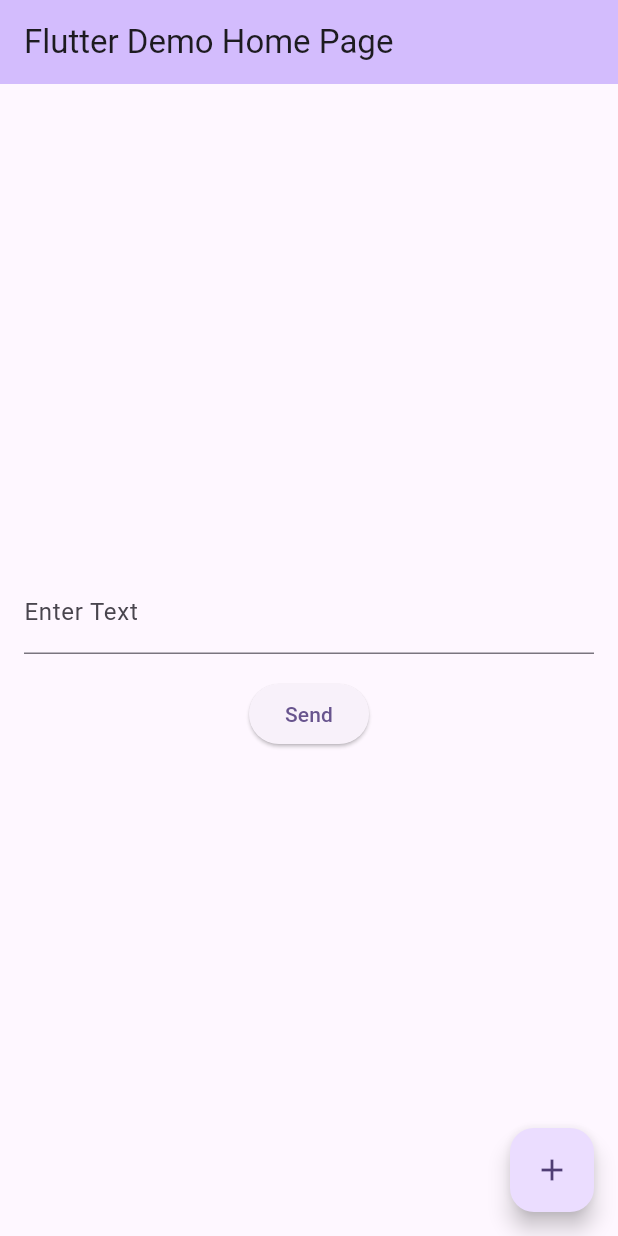
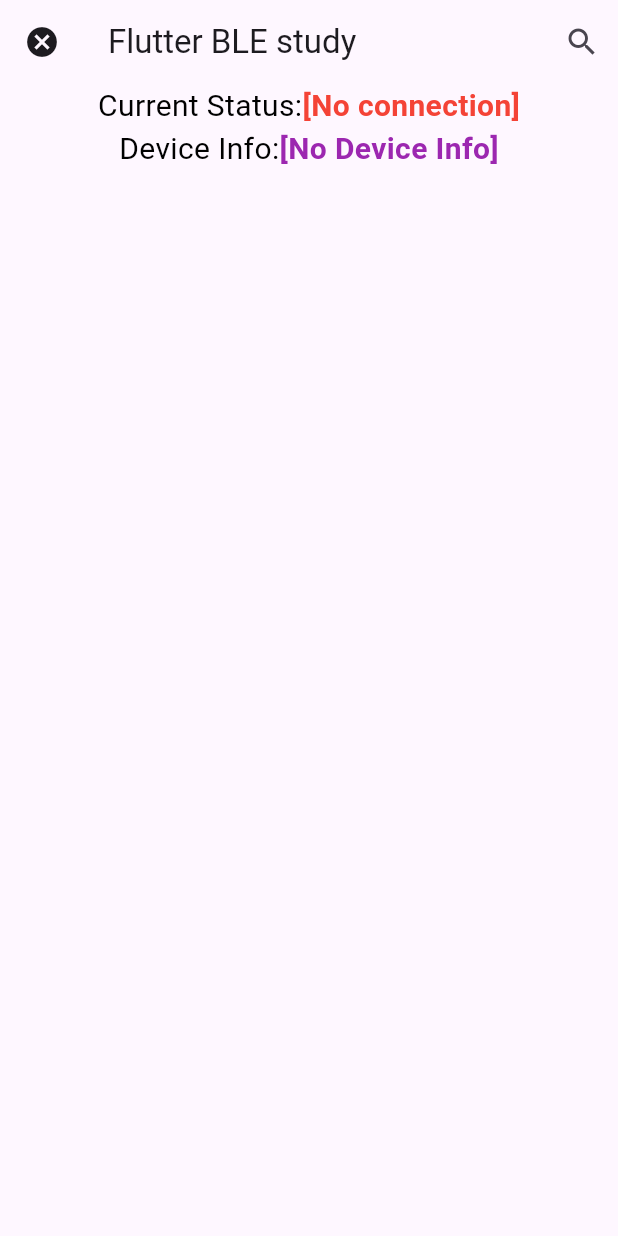
Before and after one commit to piyushjagtap22/whmsbluetooth, a Flutter app: the screen it shows after launch, on a phone screen of 412 x 824 dp. Run offline on Flutter 3.47's test engine with Material 3 defaults, Android fonts, the light colour scheme and no system bars; our stand-ins replace flutter_blue_plus.

Commit message:
flutter blueplus

```diff
--- a/lib/main.dart
+++ b/lib/main.dart
@@ -1,121 +1,202 @@
+import 'dart:async';
+
 import 'package:flutter/material.dart';
-import 'package:flutter_blue/flutter_blue.dart';
+import 'package:flutter_blue_plus/flutter_blue_plus.dart';
 
 void main() {
-  runApp(const MyApp());
+  runApp(MyApp());
 }
 
 class MyApp extends StatelessWidget {
-  const MyApp({super.key});
-
-  // This widget is the root of your application.
   @override
   Widget build(BuildContext context) {
     return MaterialApp(
-      title: 'Bluetooth Serial Monitor',
-      theme: ThemeData(
-        colorScheme: ColorScheme.fromSeed(seedColor: Colors.deepPurple),
-        useMaterial3: true,
-      ),
-      home: const MyHomePage(title: 'Flutter Demo Home Page'),
+      title: 'ESP32 Connect',
+      home: BLETest(),
     );
   }
 }
 
-class MyHomePage extends StatefulWidget {
-  const MyHomePage({super.key, required this.title});
-
-  final String title;
-
+class BLETest extends StatefulWidget {
   @override
-  State<MyHomePage> createState() => _MyHomePageState();
+  _BLETestState createState() => _BLETestState();
 }
 
-class _MyHomePageState extends State<MyHomePage> {
-  FlutterBlue flutterBlue = FlutterBlue.instance;
+class _BLETestState extends State<BLETest> {
+  // 원하는 것과의 연결을 위해 필요
+  final String SERVICE_UUID = "00002a05-0000-1000-8000-00805f9b34fb";
+  final String TARGET_DEVICE_NAME = "WHMS";
+
+  // FlutterBluePlus 사용을 위한 instance 설정
+  FlutterBluePlus flutterBlue = FlutterBluePlus();
+
+  bool isDevice = false;
+  bool isConnected = false;
+
+  late List<ScanResult> scanResult; // Bluetooth Device Scan List
   late BluetoothDevice targetDevice;
-  late BluetoothCharacteristic targetCharacteristic;
 
-  TextEditingController textController = TextEditingController();
+  String connectionText = "No connection";
 
-  int _counter = 0;
+  double speed = 0.0;
+  double total = 0.0;
 
-  void _incrementCounter() {
+  // Scan을 시작함 List에 넣기만 하는 함수.
+  Future<void> startScan() async {
+    print("Start Scan!");
     setState(() {
-      _counter++;
+      connectionText = "Start Scanning";
+    });
+
+    // 3초간 스캔 진행함
+    FlutterBluePlus.startScan(timeout: const Duration(seconds: 3));
+
+    // Scan이 시작되는 동안에 받는 listener 관련 액션을 수행함.
+    FlutterBluePlus.scanResults
+        .listen((results) {}, onError: (e) => print(e))
+        .onData((data) {
+      print(data.length);
+      scanResult = data;
+    });
+    // Stop scanning
+    FlutterBluePlus.stopScan();
+    Future.delayed(const Duration(seconds: 5), () {
+      scanDevice();
     });
   }
 
-  @override
-  void initState() {
-    super.initState();
-    initBluetooth();
+  // 검색된 디바이스 중 지정해둔 디바이스 검색
+  Future<void> scanDevice() async {
+    for (ScanResult r in scanResult) {
+      // 이 Device가 앞서 지정해둔 "CYCLE_TEST"와 같은지
+      if (r.device.name == TARGET_DEVICE_NAME) {
+        // 연결되었다면
+        if (!isConnected) {
+          // 해당 Device 정보를 변수 targetDevice에 저장
+          targetDevice = r.device;
+          // Device Connect를 여기서 함.
+          await connectToDevice(targetDevice);
+        }
+      }
+    }
   }
 
-  void initBluetooth() async {
-    await flutterBlue.isOn;
-    flutterBlue.scanResults.listen((List<ScanResult> results) {
-      for (ScanResult result in results) {
-        if (result.device.name == "WHMS") {
-          targetDevice = result.device;
-          connectToDevice();
+  // 디바이스 연결
+  Future<void> connectToDevice(BluetoothDevice device) async {
+    print('*****.....CONNECTING.....*****');
+    setState(() {
+      connectionText = "Connect To Device";
+    });
+    if (device == null) return;
+
+    if (!isConnected) {
+      await device.connect();
+      isConnected = true;
+      isDevice = true;
+      print('*****DEVICE CONNECTED*****');
+      await discoverServices(device);
     }
   }
+
+  // 디바이스 연결 해제
+  disconnectFromDevice() {
+    if (targetDevice == null) {
+      print("No Device");
+      return;
+    }
+    targetDevice.disconnect();
+    flutterBlue = FlutterBluePlus();
+
+    setState(() {
+      isDevice = false;
+      isConnected = false;
+      connectionText = "Device Disconnected";
     });
-    flutterBlue.startScan();
   }
 
-  void connectToDevice() async {
-    await targetDevice.connect();
-    List<BluetoothService> services = await targetDevice.discoverServices();
+  // 필요한 값들(서비스, 캐릭터리스틱 등)을 세팅
+  Future<void> discoverServices(BluetoothDevice device) async {
+    if (device == null) return;
+
+    print("*****DISCOVER SERVICES*****");
+
+    // 서비스 리스트 중 내 기기에 맞는 것을 찾아야함.
+    List<BluetoothService> services = await device.discoverServices();
     services.forEach((service) {
+      // 연결된 기기가 연결하고자 했던 것의 uuid와 일치하는지 확인
+      if (service.uuid.toString() == SERVICE_UUID) {
         service.characteristics.forEach((characteristic) {
-        if (characteristic.uuid.toString() ==
-            "00002a05-0000-1000-8000-00805f9b34fb") {
-          targetCharacteristic = characteristic;
+          characteristic.setNotifyValue(true);
+          characteristic.value.listen((value) {
+            if (value.length > 0) {
+              // 1. value값을 String.fromCharCodes를 통해 정수형 배열을 문자열로 파싱
+              // 2. '/'으로 total과 speed 값 분류
+              // 3. ':'으로 total과 speed 값을 double total과 speed에 각각 저장
+              List<String> temp = String.fromCharCodes(value).split("/");
+              total = double.parse(temp[0].split(":")[1]);
+              speed = double.parse(temp[1].split(":")[1]);
             }
+            setState(
+                () {}); // UI State에서 변경 사항이 있음을 Flutter Framework에 알려주는 역할을 함.UI에 변경된 값이 반영되도록 build 메소드가 다시 실행 UI 에 변경된 값이 반영될 수 있도록 build 메소드가 다시 실행
           });
         });
       }
-
-  void sendText() {
-    if (targetCharacteristic != null) {
-      String textToSend = textController.text;
-      List<int> bytes = textToSend.codeUnits;
-      targetCharacteristic.write(bytes);
-    }
+    });
   }
 
+  // 화면 구성 내용
   @override
   Widget build(BuildContext context) {
     return Scaffold(
       appBar: AppBar(
-        backgroundColor: Theme.of(context).colorScheme.inversePrimary,
-        title: Text(widget.title),
+        title: const Text('Flutter BLE study'),
+        actions: [
+          IconButton(
+              onPressed: () async {
+                await startScan();
+              },
+              icon: const Icon(Icons.search))
+        ],
+        leading: IconButton(
+            onPressed: () async {
+              await disconnectFromDevice();
+            },
+            icon: const Icon(Icons.cancel)),
       ),
-      body: Center(
-        child: Padding(
-          padding: const EdgeInsets.all(16.0),
-          child: Column(
+      body: Column(
+        children: [
+          Row(
             mainAxisAlignment: MainAxisAlignment.center,
-            children: [
-              TextField(
-                controller: textController,
-                decoration: InputDecoration(labelText: 'Enter Text'),
+            children: <Widget>[
+              const Text('Current Status:',
+                  style: TextStyle(color: Colors.black, fontSize: 20.0)),
+              Text('[$connectionText]',
+                  style: const TextStyle(
+                      color: Colors.red,
+                      fontSize: 20.0,
+                      fontWeight: FontWeight.bold))
+            ],
           ),
-              SizedBox(height: 16),
-              ElevatedButton(
-                onPressed: sendText,
-                child: Text('Send'),
+          Row(
+            mainAxisAlignment: MainAxisAlignment.center,
+            children: <Widget>[
+              const Text('Device Info:',
+                  style: TextStyle(color: Colors.black, fontSize: 20.0)),
+              (isDevice)
+                  ? Text(
+                      'Device Name :[${targetDevice.name}]\nDevice total :[$total]\nDevice speed :[$speed]',
+                      style: const TextStyle(
+                          color: Colors.purple,
+                          fontSize: 20.0,
+                          fontWeight: FontWeight.bold))
+                  : const Text('[No Device Info]',
+                      style: TextStyle(
+                          color: Colors.purple,
+                          fontSize: 20.0,
+                          fontWeight: FontWeight.bold))
+            ],
           ),
         ],
-          ),
-        ),
-      ),
-      floatingActionButton: FloatingActionButton(
-        onPressed: _incrementCounter,
-        tooltip: 'Increment',
-        child: const Icon(Icons.add),
       ),
     );
   }
--- a/pubspec.yaml
+++ b/pubspec.yaml
@@ -35,7 +35,7 @@ dependencies:
   # The following adds the Cupertino Icons font to your application.
   # Use with the CupertinoIcons class for iOS style icons.
   cupertino_icons: ^1.0.2
-  flutter_blue: ^0.8.0
+  flutter_blue_plus: ^1.31.4
 
 dev_dependencies:
   flutter_test:
```
Also changed, not shown: pubspec.lock, 1 other file. Lines whose indentation alone changed are shown as unchanged.
